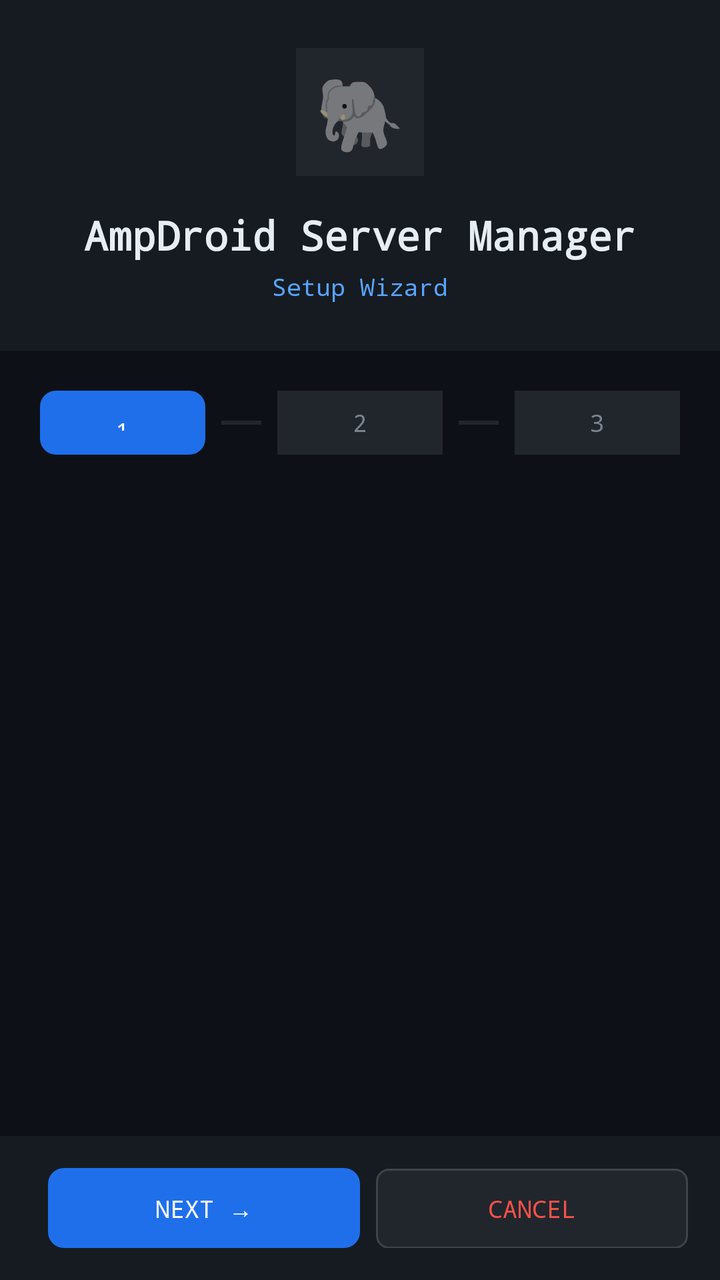
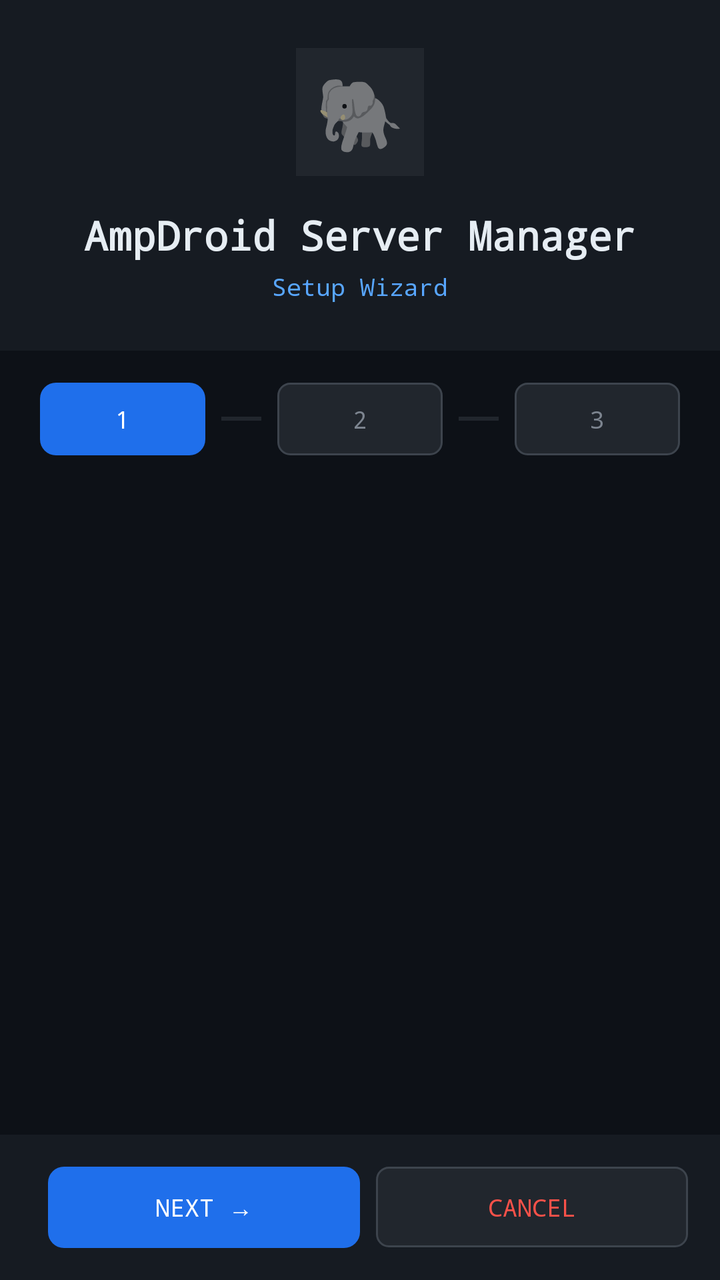

Before-and-after screenshots of an Android layout around one commit, followed by the original layout XML and the change that was made.
<!-- AndroidManifest.xml: activity theme NoActionBar -->
<!-- res/layout/activity_setup.xml -->
<?xml version="1.0" encoding="utf-8"?>
<LinearLayout xmlns:android="http://schemas.android.com/apk/res/android"
    android:layout_width="match_parent"
    android:layout_height="match_parent"
    android:orientation="vertical"
    android:background="#0D1117">

    
    <LinearLayout
        android:layout_width="match_parent"
        android:layout_height="wrap_content"
        android:orientation="vertical"
        android:background="#161B22"
        android:padding="24dp"
        android:gravity="center">

        <TextView
            android:layout_width="64dp"
            android:layout_height="64dp"
            android:text="🐘"
            android:textSize="36sp"
            android:gravity="center"
            android:background="#21262D"
            android:layout_marginBottom="16dp"/>

        <TextView
            android:layout_width="wrap_content"
            android:layout_height="wrap_content"
            android:text="AmpDroid Server Manager"
            android:textColor="#E6EDF3"
            android:textSize="20sp"
            android:textStyle="bold"
            android:fontFamily="monospace"/>

        <TextView
            android:layout_width="wrap_content"
            android:layout_height="wrap_content"
            android:text="Setup Wizard"
            android:textColor="#58A6FF"
            android:textSize="12sp"
            android:fontFamily="monospace"
            android:layout_marginTop="4dp"/>
    </LinearLayout>

    
    <LinearLayout
        android:layout_width="match_parent"
        android:layout_height="wrap_content"
        android:orientation="horizontal"
        android:padding="20dp"
        android:gravity="center">

        <TextView
            android:id="@+id/step1Indicator"
            android:layout_width="0dp"
            android:layout_height="32dp"
            android:layout_weight="1"
            android:text="1"
            android:textSize="12sp"
            android:fontFamily="monospace"
            android:textColor="#FFFFFF"
            android:background="@drawable/button_state"
            android:gravity="center"
            android:layout_marginEnd="4dp"/>

        <View android:layout_width="20dp" android:layout_height="2dp"
            android:background="#21262D" android:layout_marginStart="4dp" android:layout_marginEnd="4dp"/>

        <TextView
            android:id="@+id/step2Indicator"
            android:layout_width="0dp"
            android:layout_height="32dp"
            android:layout_weight="1"
            android:text="2"
            android:textSize="12sp"
            android:fontFamily="monospace"
            android:textColor="#7D8590"
            android:background="#21262D"
            android:gravity="center"
            android:layout_marginStart="4dp"
            android:layout_marginEnd="4dp"/>

        <View android:layout_width="20dp" android:layout_height="2dp"
            android:background="#21262D" android:layout_marginStart="4dp" android:layout_marginEnd="4dp"/>

        <TextView
            android:id="@+id/step3Indicator"
            android:layout_width="0dp"
            android:layout_height="32dp"
            android:layout_weight="1"
            android:text="3"
            android:textSize="12sp"
            android:fontFamily="monospace"
            android:textColor="#7D8590"
            android:background="#21262D"
            android:gravity="center"
            android:layout_marginStart="4dp"/>
    </LinearLayout>

    
    <ScrollView
        android:layout_width="match_parent"
        android:layout_height="0dp"
        android:layout_weight="1"
        android:padding="16dp">

        <LinearLayout
            android:id="@+id/contentArea"
            android:layout_width="match_parent"
            android:layout_height="wrap_content"
            android:orientation="vertical"/>
    </ScrollView>

    
    <LinearLayout
        android:layout_width="match_parent"
        android:layout_height="wrap_content"
        android:orientation="horizontal"
        android:background="#161B22"
        android:padding="16dp">

        <TextView
            android:id="@+id/btnBack"
            android:layout_width="0dp"
            android:layout_height="40dp"
            android:layout_weight="1"
            android:text="← BACK"
            android:textSize="12sp"
            android:fontFamily="monospace"
            android:textColor="#7D8590"
            android:background="@drawable/button_secondary"
            android:gravity="center"
            android:clickable="true"
            android:focusable="true"
            android:visibility="gone"/>

        <TextView
            android:id="@+id/btnNext"
            android:layout_width="0dp"
            android:layout_height="40dp"
            android:layout_weight="1"
            android:text="NEXT →"
            android:textSize="12sp"
            android:fontFamily="monospace"
            android:textColor="#FFFFFF"
            android:background="@drawable/button_state"
            android:gravity="center"
            android:clickable="true"
            android:focusable="true"
            android:layout_marginStart="8dp"/>

        <TextView
            android:id="@+id/btnInstall"
            android:layout_width="0dp"
            android:layout_height="40dp"
            android:layout_weight="1"
            android:text="INSTALL"
            android:textSize="12sp"
            android:fontFamily="monospace"
            android:textColor="#FFFFFF"
            android:background="@drawable/button_success"
            android:gravity="center"
            android:clickable="true"
            android:focusable="true"
            android:visibility="gone"/>

        <TextView
            android:id="@+id/btnCancel"
            android:layout_width="0dp"
            android:layout_height="40dp"
            android:layout_weight="1"
            android:text="CANCEL"
            android:textSize="12sp"
            android:fontFamily="monospace"
            android:textColor="#F85149"
            android:background="@drawable/button_secondary"
            android:gravity="center"
            android:clickable="true"
            android:focusable="true"
            android:layout_marginStart="8dp"/>
    </LinearLayout>

</LinearLayout>
<!-- resources referenced by this layout -->
<resources>
  <!-- drawable button_secondary (drawable) -->
  <?xml version="1.0" encoding="utf-8"?>
  <selector xmlns:android="http://schemas.android.com/apk/android">
      
      <item android:state_enabled="true">
          <shape android:shape="rectangle">
              <solid android:color="#21262D" />
              <corners android:radius="6dp" />
              <stroke android:width="1dp" android:color="#3D444D" />
          </shape>
      </item>
      
      <item android:state_pressed="true" android:state_enabled="true">
          <shape android:shape="rectangle">
              <solid android:color="#2D333B" />
              <corners android:radius="6dp" />
              <stroke android:width="1dp" android:color="#3D444D" />
          </shape>
      </item>
      
      <item android:state_enabled="false">
          <shape android:shape="rectangle">
              <solid android:color="#161B22" />
              <corners android:radius="6dp" />
              <stroke android:width="1dp" android:color="#21262D" />
          </shape>
      </item>
      
  </selector>
  <!-- drawable button_success (drawable) -->
  <?xml version="1.0" encoding="utf-8"?>
  <selector xmlns:android="http://schemas.android.com/apk/res/android">
      
      <item android:state_enabled="true">
          <shape android:shape="rectangle">
              <solid android:color="#238636" />
              <corners android:radius="6dp" />
          </shape>
      </item>
      
      <item android:state_pressed="true" android:state_enabled="true">
          <shape android:shape="rectangle">
              <solid android:color="#1B6B2C" />
              <corners android:radius="6dp" />
          </shape>
      </item>
      
      <item android:state_enabled="false">
          <shape android:shape="rectangle">
              <solid android:color="#3D444D" />
              <corners android:radius="6dp" />
          </shape>
      </item>
      
  </selector>
  <style name="NoActionBar" parent="@android:style/Theme.Material.Light.NoActionBar">
  		<item name="android:colorPrimary">@color/colorPrimary</item>
  		<item name="android:colorPrimaryDark">@color/colorPrimaryDark</item>
  		<item name="android:colorAccent">@color/colorAccent</item>
  		<item name="android:colorControlHighlight">@color/colorControlHighlight</item>
  		<item name="android:colorControlNormal">@color/colorControlNormal</item>
  	</style>
  <color name="colorPrimary">#6200EE</color>
  <color name="colorPrimaryDark">#3700B3</color>
  <color name="colorAccent">#03DAC5</color>
  <color name="colorControlHighlight">#BB86FC</color>
  <color name="colorControlNormal">#FFFFFF</color>
  <!-- unchanged entries left out for length: 1 -->
</resources>

<!-- the commit's change to res/layout/activity_setup.xml (unified diff, before → after) -->
@@ -47,13 +47,16 @@
         android:layout_width="match_parent"
         android:layout_height="wrap_content"
         android:orientation="horizontal"
-        android:padding="20dp"
-        android:gravity="center">
+        android:paddingLeft="20dp"
+        android:paddingRight="20dp"
+        android:paddingTop="16dp"
+        android:paddingBottom="16dp"
+        android:gravity="center_vertical">
 
         <TextView
             android:id="@+id/step1Indicator"
             android:layout_width="0dp"
-            android:layout_height="32dp"
+            android:layout_height="wrap_content"
             android:layout_weight="1"
             android:text="1"
             android:textSize="12sp"
@@ -61,39 +64,53 @@
             android:textColor="#FFFFFF"
             android:background="@drawable/button_state"
             android:gravity="center"
-            android:layout_marginEnd="4dp"/>
-
-        <View android:layout_width="20dp" android:layout_height="2dp"
-            android:background="#21262D" android:layout_marginStart="4dp" android:layout_marginEnd="4dp"/>
+            android:paddingTop="10dp"
+            android:paddingBottom="10dp"
+            android:layout_marginEnd="4dp"/>
+
+        <View
+            android:layout_width="20dp"
+            android:layout_height="2dp"
+            android:background="#21262D"
+            android:layout_marginStart="4dp"
+            android:layout_marginEnd="4dp"/>
 
         <TextView
             android:id="@+id/step2Indicator"
             android:layout_width="0dp"
-            android:layout_height="32dp"
+            android:layout_height="wrap_content"
             android:layout_weight="1"
             android:text="2"
             android:textSize="12sp"
             android:fontFamily="monospace"
             android:textColor="#7D8590"
+            android:background="@drawable/button_secondary"
+            android:gravity="center"
+            android:paddingTop="10dp"
+            android:paddingBottom="10dp"
+            android:layout_marginStart="4dp"
+            android:layout_marginEnd="4dp"/>
+
+        <View
+            android:layout_width="20dp"
+            android:layout_height="2dp"
             android:background="#21262D"
-            android:gravity="center"
             android:layout_marginStart="4dp"
             android:layout_marginEnd="4dp"/>
 
-        <View android:layout_width="20dp" android:layout_height="2dp"
-            android:background="#21262D" android:layout_marginStart="4dp" android:layout_marginEnd="4dp"/>
-
         <TextView
             android:id="@+id/step3Indicator"
             android:layout_width="0dp"
-            android:layout_height="32dp"
+            android:layout_height="wrap_content"
             android:layout_weight="1"
             android:text="3"
             android:textSize="12sp"
             android:fontFamily="monospace"
             android:textColor="#7D8590"
-            android:background="#21262D"
-            android:gravity="center"
+            android:background="@drawable/button_secondary"
+            android:gravity="center"
+            android:paddingTop="10dp"
+            android:paddingBottom="10dp"
             android:layout_marginStart="4dp"/>
     </LinearLayout>
 
@@ -122,7 +139,7 @@
         <TextView
             android:id="@+id/btnBack"
             android:layout_width="0dp"
-            android:layout_height="40dp"
+            android:layout_height="wrap_content"
             android:layout_weight="1"
             android:text="← BACK"
             android:textSize="12sp"
@@ -130,6 +147,8 @@
             android:textColor="#7D8590"
             android:background="@drawable/button_secondary"
             android:gravity="center"
+            android:paddingTop="12dp"
+            android:paddingBottom="12dp"
             android:clickable="true"
             android:focusable="true"
             android:visibility="gone"/>
@@ -137,7 +156,7 @@
         <TextView
             android:id="@+id/btnNext"
             android:layout_width="0dp"
-            android:layout_height="40dp"
+            android:layout_height="wrap_content"
             android:layout_weight="1"
             android:text="NEXT →"
             android:textSize="12sp"
@@ -145,6 +164,8 @@
             android:textColor="#FFFFFF"
             android:background="@drawable/button_state"
             android:gravity="center"
+            android:paddingTop="12dp"
+            android:paddingBottom="12dp"
             android:clickable="true"
             android:focusable="true"
             android:layout_marginStart="8dp"/>
@@ -152,7 +173,7 @@
         <TextView
             android:id="@+id/btnInstall"
             android:layout_width="0dp"
-            android:layout_height="40dp"
+            android:layout_height="wrap_content"
             android:layout_weight="1"
             android:text="INSTALL"
             android:textSize="12sp"
@@ -160,6 +181,8 @@
             android:textColor="#FFFFFF"
             android:background="@drawable/button_success"
             android:gravity="center"
+            android:paddingTop="12dp"
+            android:paddingBottom="12dp"
             android:clickable="true"
             android:focusable="true"
             android:visibility="gone"/>
@@ -167,7 +190,7 @@
         <TextView
             android:id="@+id/btnCancel"
             android:layout_width="0dp"
-            android:layout_height="40dp"
+            android:layout_height="wrap_content"
             android:layout_weight="1"
             android:text="CANCEL"
             android:textSize="12sp"
@@ -175,6 +198,8 @@
             android:textColor="#F85149"
             android:background="@drawable/button_secondary"
             android:gravity="center"
+            android:paddingTop="12dp"
+            android:paddingBottom="12dp"
             android:clickable="true"
             android:focusable="true"
             android:layout_marginStart="8dp"/>
